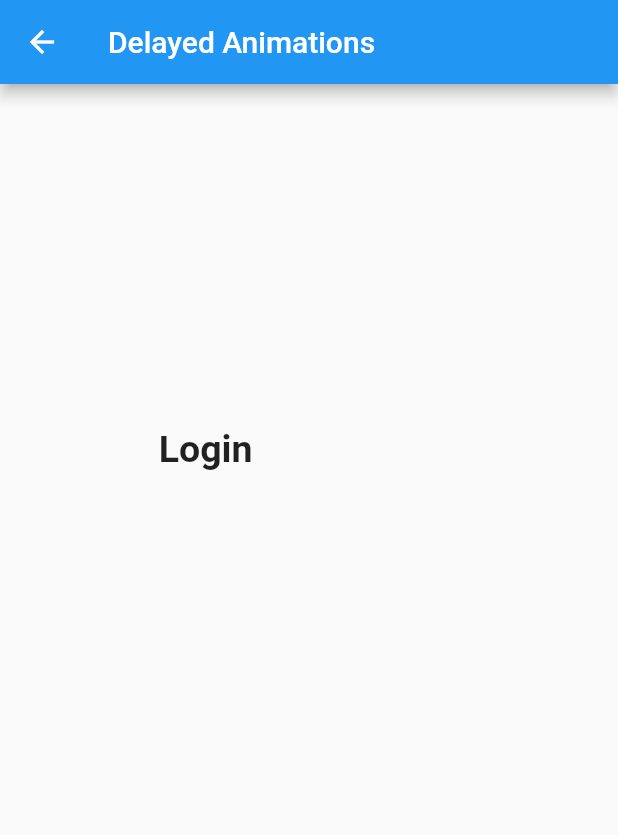
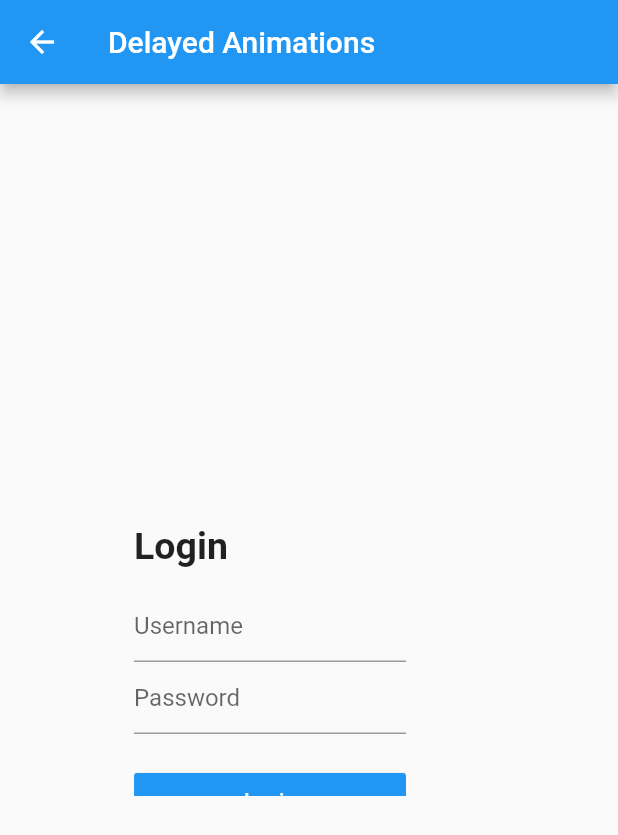
Before and after one commit to gislainy/Flutter-Animation-Study, a Flutter app: the screen it shows after launch, after a tap on "Parenting Animations", on a phone screen of 412 x 824 dp. Shown: the top 835 px of the screen. Run offline on Flutter 3.47's test engine with Material 2 defaults, Android fonts, the phone set to English and light mode, and no system bars.

Commit message:
Parenting Animations

```diff
--- a/animations/lib/main.dart
+++ b/animations/lib/main.dart
@@ -1,6 +1,6 @@
 import 'package:animations/screens/delayedAnimation.dart';
+import 'package:animations/screens/parentingAnimation.dart';
 import 'package:flutter/material.dart';
-import 'package:flutter/animation.dart';
 
 void main() => runApp(MyApp());
 
@@ -31,7 +31,8 @@ class MyHomePage extends StatefulWidget {
 class _MyHomePageState extends State<MyHomePage> {
   @override
   Widget build(BuildContext context) {
-    return Scaffold(
+    return Center(
+      child: Scaffold(
         appBar: AppBar(
           title: Text('Animations'),
         ),
@@ -56,12 +57,13 @@ class _MyHomePageState extends State<MyHomePage> {
                 color: Colors.blue,
                 onPressed: () {
                   Navigator.of(context).push(MaterialPageRoute(
-                    builder: (context) => DelayedAnimation()));
+                      builder: (context) => ParentingAnimation()));
                 },
               ),
             ],
           ),
         ),
+      ),
     );
   }
 }
--- /dev/null
+++ b/animations/lib/screens/parentingAnimation.dart
@@ -0,0 +1,133 @@
+import 'package:flutter/material.dart';
+
+class ParentingAnimation extends StatefulWidget {
+  ParentingAnimation({Key key, this.title}) : super(key: key);
+
+  final String title;
+
+  @override
+  _ParentingAnimationState createState() => _ParentingAnimationState();
+}
+
+class _ParentingAnimationState extends State<ParentingAnimation>
+    with SingleTickerProviderStateMixin {
+  Animation animation, childAnimation;
+  AnimationController animationController;
+
+  @override
+  void initState() {
+    super.initState();
+    animationController =
+        AnimationController(duration: Duration(seconds: 2), vsync: this);
+
+    animation = Tween(begin: -0.10, end: 0.0).animate(
+        CurvedAnimation(parent: animationController, curve: Curves.easeIn));
+
+    childAnimation = Tween(begin: 50.0, end: 200.0).animate(
+        CurvedAnimation(parent: animationController, curve: Curves.easeIn));
+
+    animationController.forward();
+  }
+
+  @override
+  Widget build(BuildContext context) {
+    final double width = MediaQuery.of(context).size.width;
+
+    return AnimatedBuilder(
+      animation: animationController,
+      builder: (context, child) {
+        return Scaffold(
+          appBar: AppBar(
+            title: Text('Delayed Animations'),
+          ),
+          body: Center(
+            child: Align(
+              alignment: Alignment.center,
+              child: SingleChildScrollView(
+                child: Container(
+                  padding: EdgeInsets.all(25),
+                  child: Transform(
+                    transform:
+                        Matrix4.translationValues(animation.value, 0.0, 0.0),
+                    child: Column(
+                      mainAxisAlignment: MainAxisAlignment.center,
+                      children: <Widget>[
+                        Transform(
+                            transform: Matrix4.translationValues(
+                                animation.value * width, 0.0, 0.0),
+                            child: Center(
+                              child: AnimatedBuilder(
+                                animation: childAnimation,
+                                builder: (context, child) {
+                                  return Center(
+                                    child: Container(
+                                      padding: EdgeInsets.all(15),
+                                      height: childAnimation.value * 2,
+                                      width: childAnimation.value * 2,
+                                      child: ListView(
+                                        children: <Widget>[
+                                          Text(
+                                            'Login',
+                                            style: TextStyle(
+                                                fontSize: 25,
+                                                fontWeight: FontWeight.bold),
+                                          ),
+                                          SizedBox(
+                                            height: 15,
+                                          ),
+                                          TextField(
+                                            decoration: InputDecoration(
+                                                hintText: 'Username'),
+                                          ),
+                                          TextField(
+                                            obscureText: true,
+                                            decoration: InputDecoration(
+                                              hintText: 'Password',
+                                            ),
+                                          ),
+                                          SizedBox(
+                                            height: 20,
+                                          ),
+                                          RaisedButton(
+                                            child: Text('Login'),
+                                            color: Colors.blue,
+                                            textColor: Colors.white,
+                                            onPressed: () {},
+                                          ),
+                                          SizedBox(
+                                            height: 20,
+                                          ),
+                                          Text(
+                                            'Don\'t have on account?',
+                                            style: TextStyle(fontSize: 12),
+                                          ),
+                                          SizedBox(
+                                            height: 20,
+                                          ),
+                                          OutlineButton(
+                                            child: Text('Singup'),
+                                            color: Colors.green,
+                                            textColor: Colors.green,
+                                            borderSide:
+                                                BorderSide(color: Colors.green),
+                                            onPressed: () {},
+                                          )
+                                        ],
+                                      ),
+                                    ),
+                                  );
+                                },
+                              ),
+                            ))
+                      ],
+                    ),
+                  ),
+                ),
+              ),
+            ),
+          ),
+        );
+      },
+    );
+  }
+}
```
Lines whose indentation alone changed are shown as unchanged.
